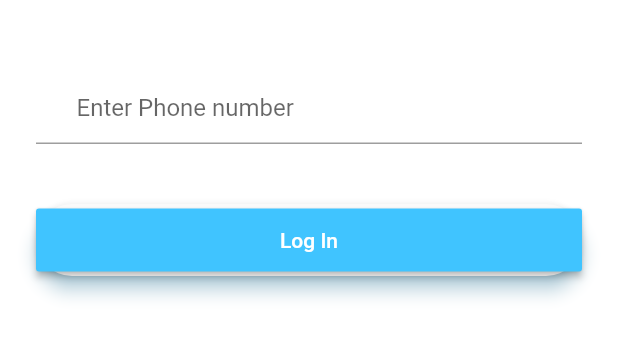
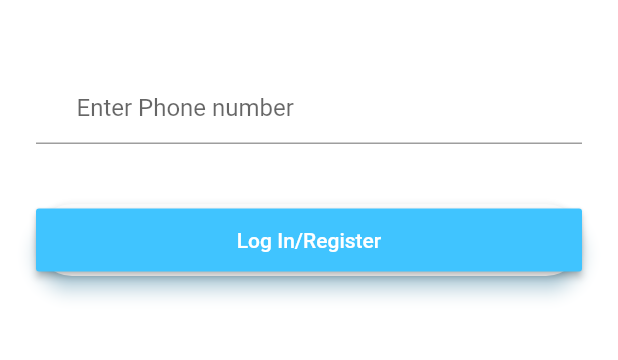
Before and after one commit to skeithnight/blood, a Flutter app: the screen it shows after launch, on a phone screen of 412 x 824 dp, the part 540-900 px from its top. Run offline on Flutter 3.47's test engine with Material 2 defaults, Android fonts, the light colour scheme and no system bars; our stand-ins replace firebase_auth, firebase_database, firebase_messaging, flutter_map, geolocator, google_sign_in and 1 more; accounts and stored records are empty; statements that could not run were skipped.

Commit message:
change text login

```diff
--- a/lib/screens/login_screen.dart
+++ b/lib/screens/login_screen.dart
@@ -130,7 +130,7 @@ class _LoginScreenState extends State<LoginScreen> {
           onPressed: verifyPhone,
           color: Colors.lightBlueAccent,
           child: Text(
-            'Log In',
+            'Log In/Register',
             style: TextStyle(color: Colors.white),
           ),
         ),
```
